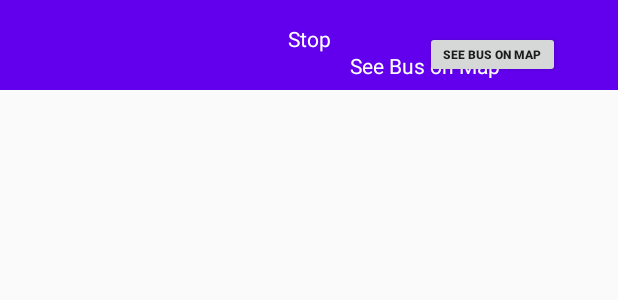
After one commit to Sam-Ramakrishnan/CampusBusTracker, an Android app: the layout custom_info_window.xml on its own in the app's theme, with its tools: preview values and no code run, on a phone screen of 412 x 824 dp. The commit adds this screen. Shown: the top 300 px of the screen. Run offline under Robolectric (Android 15) with nearby library versions, the phone set to English and light mode, and no system bars.

Commit message:
Added Custom info window for markers

```diff
--- /dev/null
+++ b/app/src/main/res/layout/custom_info_window.xml
@@ -0,0 +1,56 @@
+<?xml version="1.0" encoding="utf-8"?>
+<androidx.constraintlayout.widget.ConstraintLayout xmlns:android="http://schemas.android.com/apk/res/android"
+    xmlns:app="http://schemas.android.com/apk/res-auto"
+    xmlns:tools="http://schemas.android.com/tools"
+    android:layout_width="match_parent"
+    android:layout_height="60dp"
+    android:background="@color/colorPrimary"
+    android:padding="@dimen/padding">
+
+    <TextView
+        android:id="@+id/tv_stop_name"
+        android:layout_width="wrap_content"
+        android:layout_height="wrap_content"
+        android:layout_margin="@dimen/padding"
+        android:text="Stop"
+        android:textColor="@android:color/white"
+        app:layout_constraintEnd_toEndOf="parent"
+        app:layout_constraintStart_toStartOf="parent"
+        app:layout_constraintTop_toTopOf="parent" />
+
+    <Button
+        android:id="@+id/btn_see_on_map"
+        style="?android:attr/buttonStyleSmall"
+        android:layout_width="wrap_content"
+        android:layout_height="wrap_content"
+        android:layout_marginLeft="204dp"
+        android:minWidth="0dp"
+        android:minHeight="0dp"
+        android:text="See Bus on Map"
+        android:textSize="8sp"
+        android:textStyle="bold"
+
+        app:layout_constraintBottom_toBottomOf="parent"
+        app:layout_constraintEnd_toEndOf="parent"
+        app:layout_constraintHorizontal_bias="0.7"
+        app:layout_constraintStart_toStartOf="parent"
+        app:layout_constraintTop_toBottomOf="@+id/tv_stop_name"
+        app:layout_constraintVertical_bias="1.0" />
+
+    <TextView
+        android:id="@+id/tv_eta"
+        android:layout_width="wrap_content"
+        android:layout_height="wrap_content"
+        android:layout_marginRight="16dp"
+        android:text="See Bus on Map"
+
+        android:textColor="@android:color/white"
+        app:layout_constraintBottom_toBottomOf="parent"
+        app:layout_constraintLeft_toLeftOf="@+id/btn_see_on_map"
+
+
+        app:layout_constraintRight_toLeftOf="@+id/btn_see_on_map"
+        app:layout_constraintTop_toBottomOf="@+id/tv_stop_name" />
+
+
+</androidx.constraintlayout.widget.ConstraintLayout>
```
Also changed, not shown: app/src/main/java/com/samramakrishnan/campusbustracker/MapsActivity.java (+19 -13 lines), app/src/main/java/com/samramakrishnan/campusbustracker/MarkerInfoWindowAdapter.java (added, +51 -0 lines), app/src/main/java/com/samramakrishnan/campusbustracker/models/MarkerData.java (added, +27 -0 lines), app/src/main/java/com/samramakrishnan/campusbustracker/models/TimeEstimate.java (+16 -1 lines).
